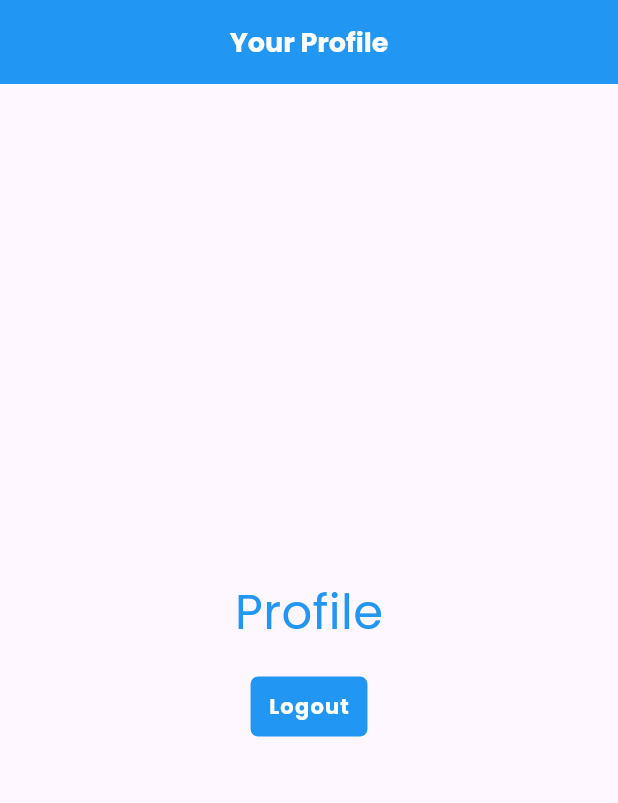
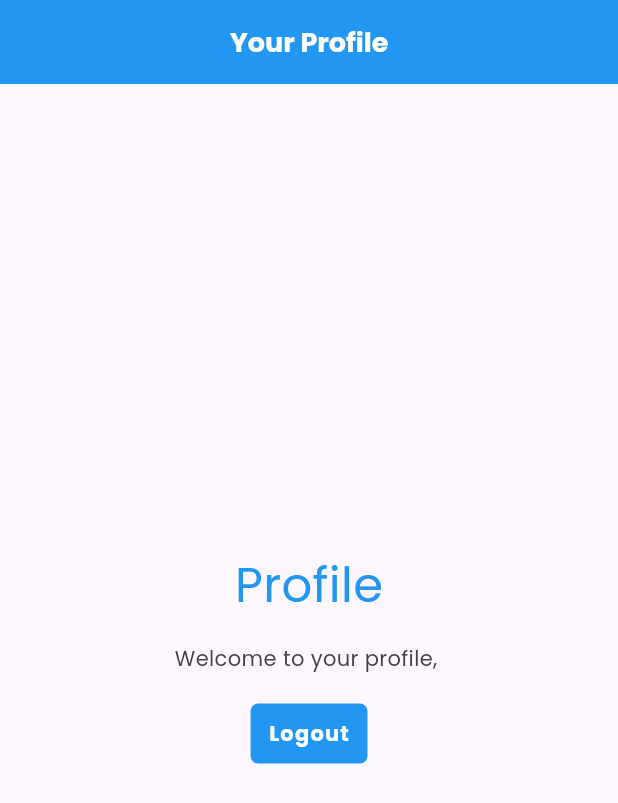
Before and after one commit to jono-rams/flutter_fb_auth, a Flutter app: the screen it shows once a user with an empty profile is signed in, on a phone screen of 412 x 824 dp. Shown: the top 803 px of the screen. Run offline on Flutter 3.47's test engine with Material 3 defaults, Android fonts, the phone set to English and light mode, and no system bars; our stand-ins replace firebase_auth, firebase_core, flutter_riverpod, google_fonts; accounts and stored records are empty.

Commit message:
Show email on profile

```diff
--- a/lib/main.dart
+++ b/lib/main.dart
@@ -41,7 +41,7 @@ class MyApp extends StatelessWidget {
             if (value == null) {
               return const WelcomeScreen();
             } else {
-              return const ProfileScreen();
+              return ProfileScreen(user: value);
             }
           },
           error: (error, _) => const Text('Error loading auth status...'),
--- a/lib/screens/profile/profile.dart
+++ b/lib/screens/profile/profile.dart
@@ -1,10 +1,13 @@
 import 'package:flutter/material.dart';
+import 'package:flutter_auth_tut/models/app_user.dart';
 import 'package:flutter_auth_tut/services/auth_service.dart';
 import 'package:flutter_auth_tut/shared/styled_button.dart';
 import 'package:flutter_auth_tut/shared/styled_text.dart';
 
 class ProfileScreen extends StatelessWidget {
-  const ProfileScreen({super.key});
+  const ProfileScreen({super.key, required this.user});
+
+  final AppUser user;
 
   @override
   Widget build(BuildContext context) {
@@ -25,7 +28,12 @@ class ProfileScreen extends StatelessWidget {
             const SizedBox(
               height: 16.0,
             ),
-            // TODO: Output user email
+
+            // Output user email
+            StyledBodyText('Welcome to your profile, ${user.email}'),
+            const SizedBox(
+              height: 16.0,
+            ),
 
             StyledButton(
               onPressed: () {
```
